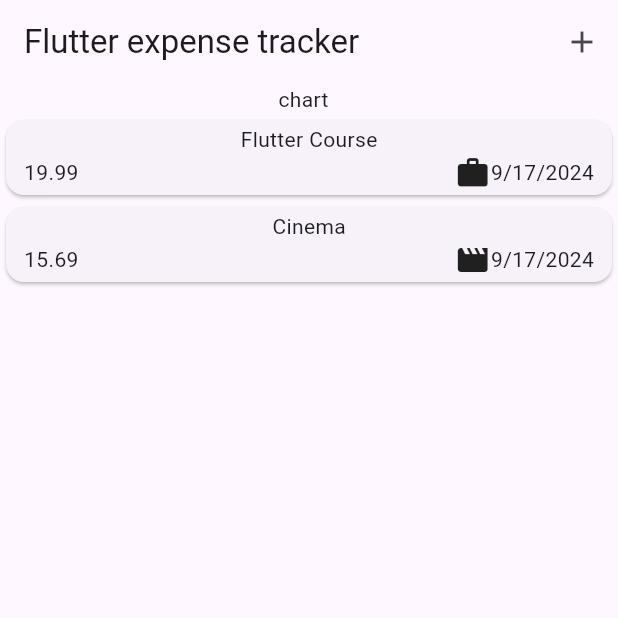
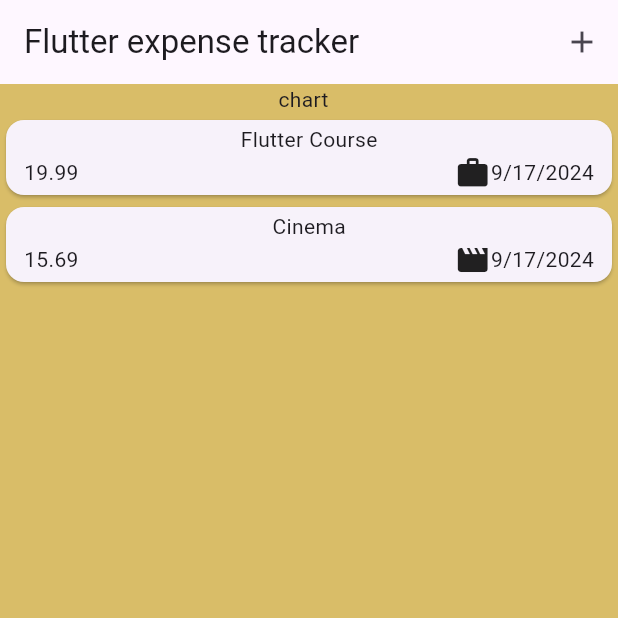
Before and after one commit to sachinsebastian1212/Flutter-expense_tracker, a Flutter app: the screen it shows after launch, on a phone screen of 412 x 824 dp, the top half of it. Run offline on Flutter 3.47's test engine with Material 3 defaults, Android fonts, the phone set to English and light mode, and no system bars.

Commit message:
themedata copywith

```diff
--- a/lib/main.dart
+++ b/lib/main.dart
@@ -10,8 +10,11 @@ class MainApp extends StatelessWidget {
 
   @override
   Widget build(BuildContext context) {
-    return const MaterialApp(
-      home: Scaffold(
+    return MaterialApp(
+      theme: ThemeData().copyWith(
+        scaffoldBackgroundColor: const Color.fromARGB(255, 217, 189, 104)
+      ),
+      home: const Scaffold(
         body: Center(
           child: Expenses()
         ),
```
